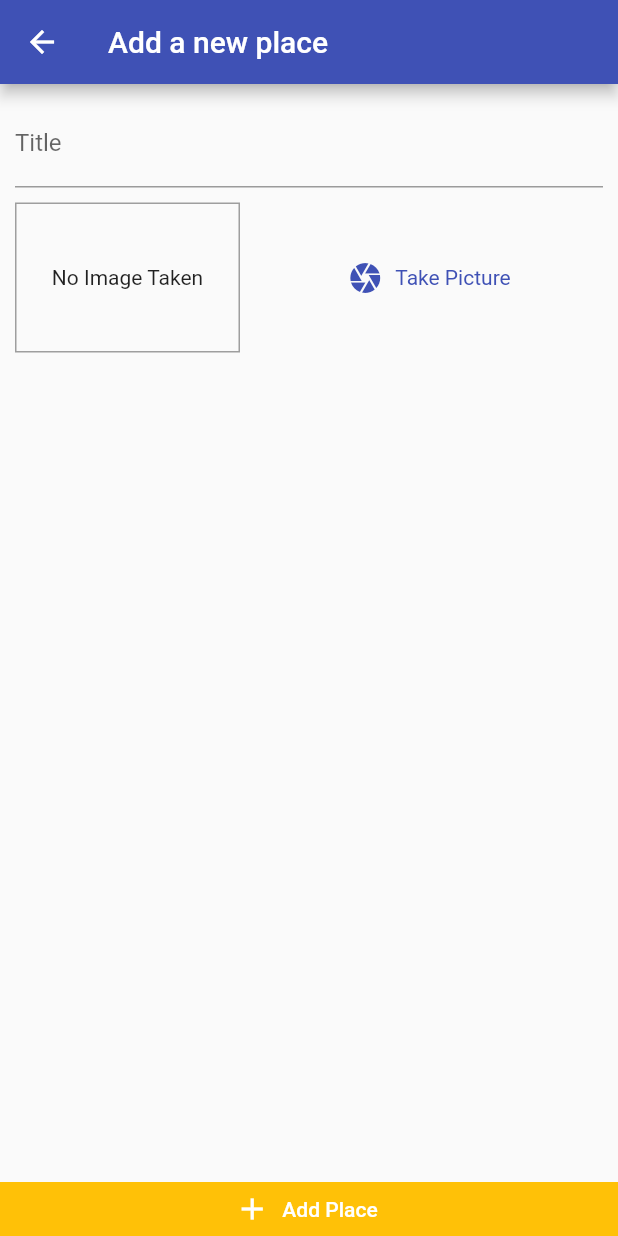
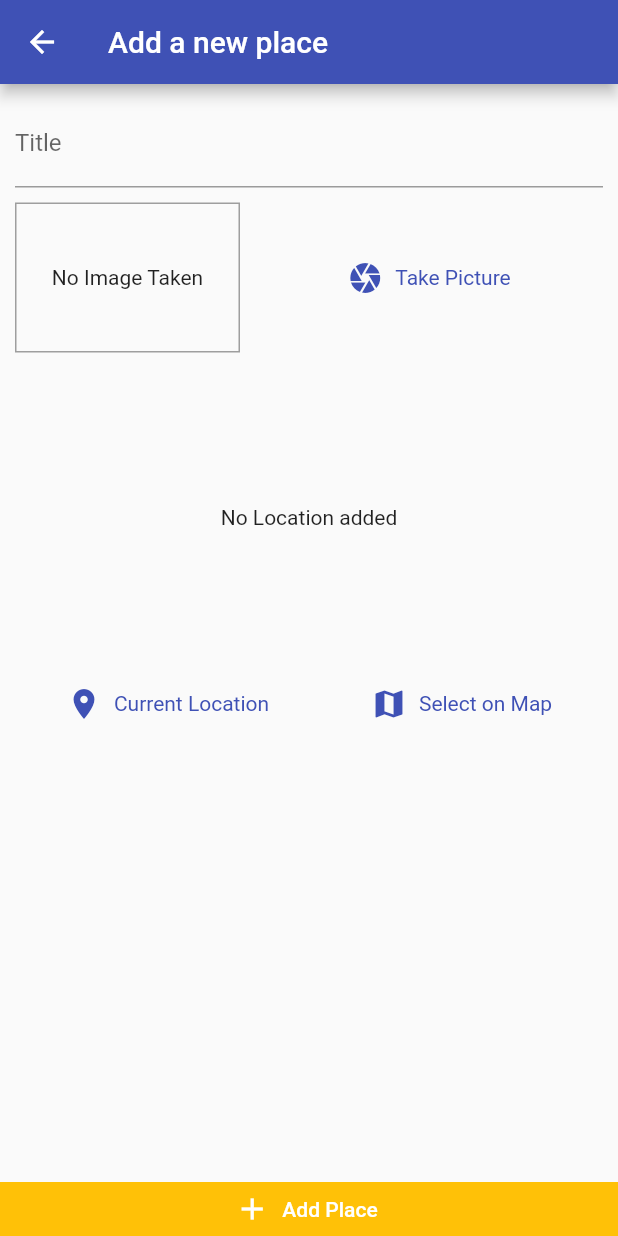
Before and after one commit to sivsnkr/greatplaceapp_flutter, a Flutter app: the screen it shows after launch, after a tap on the "add" icon, on a phone screen of 412 x 824 dp. Run offline on Flutter 3.47's test engine with Material 2 defaults, Android fonts, the phone set to English and light mode, and no system bars; our stand-ins replace google_maps_flutter, image_picker, location, sqflite; accounts and stored records are empty.

Commit message:
final commit

```diff
--- a/lib/helpers/db_helper.dart
+++ b/lib/helpers/db_helper.dart
@@ -2,19 +2,27 @@ import 'package:sqflite/sqflite.dart' as sql;
 import 'package:path/path.dart' as path;
 
 class DBHelper {
-  static Future<void> insert(String table, Map<String, Object> data) async {
+  static Future<sql.Database> database() async {
     final dbPath = await sql.getDatabasesPath();
-    final sqlDB = await sql.openDatabase(path.join(dbPath, "place.db"),
+    return sql.openDatabase(path.join(dbPath, "place.db"),
         onCreate: (db, version) {
       return db.execute(
         "CREATE TABLE user_places(id TEXT PRIMARY KEY, title TEXT, image TEXT)",
       );
     }, version: 1);
+  }
 
-    await sqlDB.insert(
+  static Future<void> insert(String table, Map<String, Object> data) async {
+    sql.Database db = await DBHelper.database();
+    await db.insert(
       table,
       data,
       conflictAlgorithm: sql.ConflictAlgorithm.replace,
     );
   }
+
+  static Future<List<Map<String, dynamic>>> getData(String table) async {
+    sql.Database db = await DBHelper.database();
+    return db.query(table);
+  }
 }
--- a/lib/models/place.dart
+++ b/lib/models/place.dart
@@ -3,9 +3,9 @@ import 'dart:io';
 class PlaceLocation {
   final double latitude;
   final double longitude;
-  String? address;
+  final String? address;
 
-  PlaceLocation({
+  const PlaceLocation({
     required this.latitude,
     required this.longitude,
     this.address,
--- a/lib/providers/great_places.dart
+++ b/lib/providers/great_places.dart
@@ -20,10 +20,27 @@ class GreatPlaces with ChangeNotifier {
         image: imageFile);
     _items.add(newPlace);
     notifyListeners();
-    DBHelper.insert('places', {
+    DBHelper.insert('user_places', {
       "id": newPlace.id,
       "title": newPlace.title,
       "image": newPlace.image.path
     });
   }
+
+  Future<void> getAndSetData() async {
+    List<Map<String, dynamic>> data = await DBHelper.getData("user_places");
+    _items = data
+        .map(
+          (item) => Place(
+            id: item["id"],
+            title: item["title"],
+            location: null,
+            image: File(
+              item["image"],
+            ),
+          ),
+        )
+        .toList();
+    notifyListeners();
+  }
 }
--- a/lib/screens/add_place_screen.dart
+++ b/lib/screens/add_place_screen.dart
@@ -4,6 +4,8 @@ import 'package:flutter/material.dart';
 import 'package:provider/provider.dart';
 
 import '../widgets/image_input.dart';
+import '../widgets/location_input.dart';
+
 import '../providers/great_places.dart';
 
 class AddPlace extends StatefulWidget {
@@ -66,6 +68,10 @@ class _AddPlaceState extends State<AddPlace> {
                       height: 10,
                     ),
                     ImageInput(_selectImage),
+                    SizedBox(
+                      height: 10,
+                    ),
+                    LocationInput(),
                   ],
                 ),
               ),
--- a/lib/screens/places_list_screen.dart
+++ b/lib/screens/places_list_screen.dart
@@ -20,7 +20,13 @@ class PlacesListScreen extends StatelessWidget {
           ),
         ],
       ),
-      body: Consumer<GreatPlaces>(
+      body: FutureBuilder(
+        future:
+            Provider.of<GreatPlaces>(context, listen: false).getAndSetData(),
+        builder: (ctx, snapshot) =>
+            snapshot.connectionState == ConnectionState.waiting
+                ? Center(child: CircularProgressIndicator())
+                : Consumer<GreatPlaces>(
                     child: Center(
                       child: const Text("No Places Found!"),
                     ),
@@ -32,7 +38,8 @@ class PlacesListScreen extends StatelessWidget {
                         itemBuilder: (ctx, i) {
                           return ListTile(
                             leading: CircleAvatar(
-                  backgroundImage: FileImage(greatPlaces.items[i].image),
+                              backgroundImage:
+                                  FileImage(greatPlaces.items[i].image),
                             ),
                             title: Text(greatPlaces.items[i].title),
                             onTap: () {},
@@ -42,6 +49,7 @@ class PlacesListScreen extends StatelessWidget {
                       );
                     },
                   ),
+      ),
     );
   }
 }
--- /dev/null
+++ b/lib/widgets/location_input.dart
@@ -0,0 +1,74 @@
+import 'package:flutter/material.dart';
+import 'package:location/location.dart';
+
+import '../screens/map_screen.dart';
+
+class LocationInput extends StatefulWidget {
+  const LocationInput({Key? key}) : super(key: key);
+
+  @override
+  _LocationInputState createState() => _LocationInputState();
+}
+
+class _LocationInputState extends State<LocationInput> {
+  String? _userLocationUrl;
+
+  Future<void> _getCurrentUserLocation() async {
+    final LocationData? locData = await Location().getLocation();
+    if (locData != null)
+      print(locData.latitude.toString() + " " + locData.longitude.toString());
+  }
+
+  Future<void> _selectOnMap() async {
+    final selectedLocation = await Navigator.of(context).push(
+      MaterialPageRoute(
+        builder: (ctx) => MapScreen(
+          isSelecting: true,
+        ),
+      ),
+    );
+
+    if (selectedLocation == null) return;
+  }
+
+  @override
+  Widget build(BuildContext context) {
+    return Column(
+      children: [
+        Container(
+          height: 200,
+          alignment: Alignment.center,
+          width: double.infinity,
+          child: _userLocationUrl != null
+              ? Image.network(_userLocationUrl!,
+                  fit: BoxFit.cover, width: double.infinity)
+              : Text(
+                  "No Location added",
+                  textAlign: TextAlign.center,
+                ),
+        ),
+        Row(
+          mainAxisAlignment: MainAxisAlignment.spaceAround,
+          children: [
+            TextButton.icon(
+              onPressed: _getCurrentUserLocation,
+              icon: Icon(Icons.location_on),
+              label: Text("Current Location"),
+              style: TextButton.styleFrom(
+                textStyle: TextStyle(color: Theme.of(context).primaryColor),
+              ),
+            ),
+            TextButton.icon(
+              onPressed: () {},
+              icon: Icon(Icons.map),
+              label: Text("Select on Map"),
+              style: TextButton.styleFrom(
+                textStyle: TextStyle(color: Theme.of(context).primaryColor),
+              ),
+            ),
+          ],
+        ),
+      ],
+    );
+  }
+}
--- a/pubspec.yaml
+++ b/pubspec.yaml
@@ -26,7 +26,9 @@ dependencies:
   provider: ^5.0.0
   image_picker: ^0.8.0+3
   path_provider: ^2.0.2
-  sqflite: ^1.3.0
+  sqflite: ^2.0.0+3
+  location: ^4.3.0
+  google_maps_flutter: ^2.0.6
 
 
   # The following adds the Cupertino Icons font to your application.
```
Also changed, not shown: lib/screens/map_screen.dart (added, +41 -0 lines), pubspec.lock, 3 other files. Lines whose indentation alone changed are shown as unchanged.
